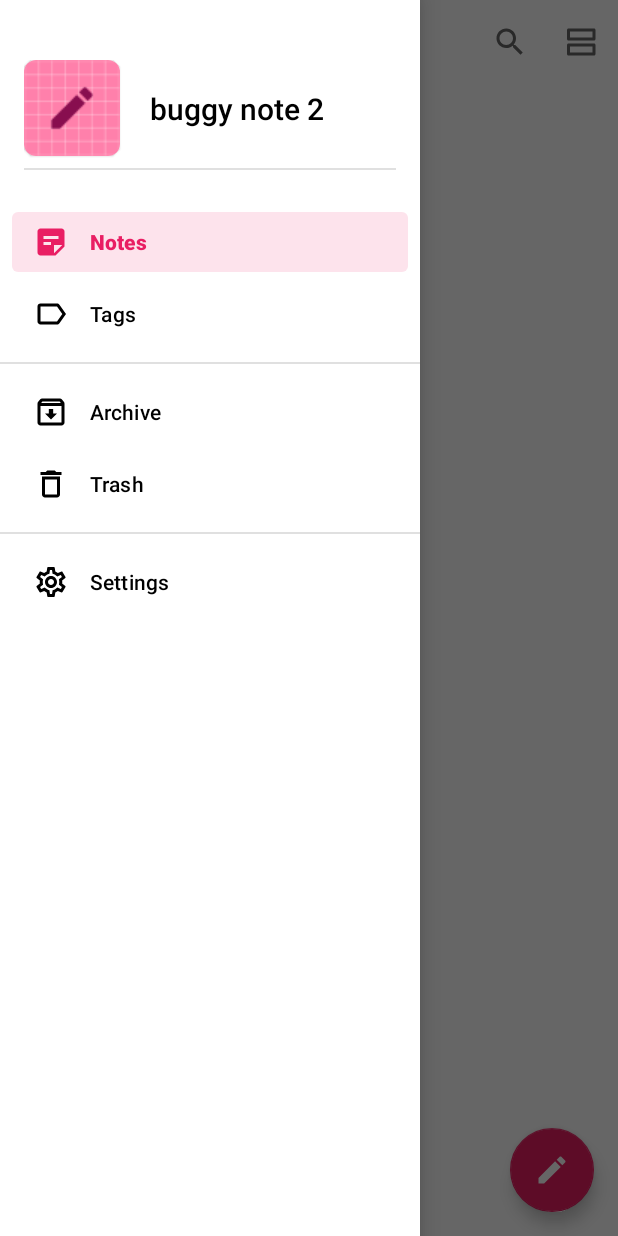
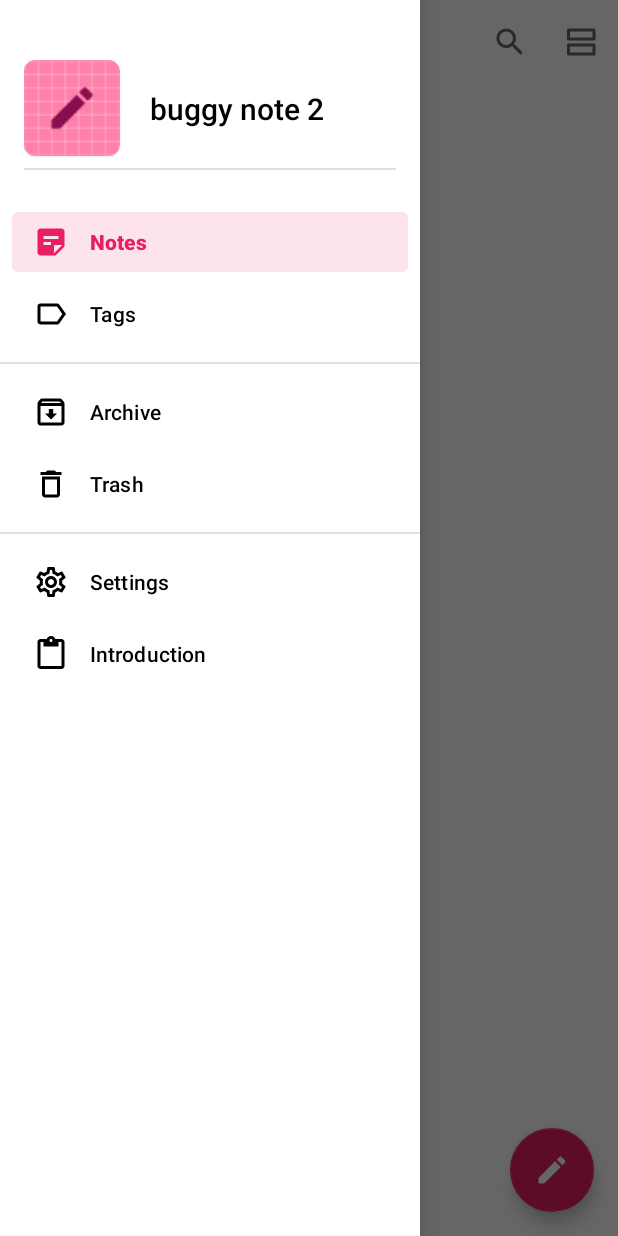
Before and after one commit to ductuan15/buggy-note-v2, an Android app: the BuggyNoteActivity screen opened directly, with no data from a screen before it, with the side drawer open, on a phone screen of 412 x 824 dp. Run offline under Robolectric (Android 15) with nearby library versions, the phone set to English and light mode, and no system bars; our stand-ins replace Room's generated code, Timber, data binding, navigation-ui; libraries missing offline, so code that uses them is left out: io.noties.markwon; 10 statements that could not run were skipped.

Commit message:
Create shortcuts for creating notes

```diff
--- /dev/null
+++ b/app/src/main/res/drawable/ic_baseline_content_paste_24.xml
@@ -0,0 +1,10 @@
+<vector xmlns:android="http://schemas.android.com/apk/res/android"
+    android:width="24dp"
+    android:height="24dp"
+    android:viewportWidth="24"
+    android:viewportHeight="24"
+    android:tint="?attr/colorControlNormal">
+  <path
+      android:fillColor="@android:color/white"
+      android:pathData="M19,2h-4.18C14.4,0.84 13.3,0 12,0c-1.3,0 -2.4,0.84 -2.82,2L5,2c-1.1,0 -2,0.9 -2,2v16c0,1.1 0.9,2 2,2h14c1.1,0 2,-0.9 2,-2L21,4c0,-1.1 -0.9,-2 -2,-2zM12,2c0.55,0 1,0.45 1,1s-0.45,1 -1,1 -1,-0.45 -1,-1 0.45,-1 1,-1zM19,20L5,20L5,4h2v3h10L17,4h2v16z"/>
+</vector>
--- a/app/src/main/res/drawable/ic_baseline_list_alt_24.xml
+++ b/app/src/main/res/drawable/ic_baseline_list_alt_24.xml
@@ -6,6 +6,6 @@
     android:tint="?attr/colorControlNormal"
     android:autoMirrored="true">
   <path
-      android:fillColor="@android:color/white"
+      android:fillColor="@color/pink_500"
       android:pathData="M19,5v14L5,19L5,5h14m1.1,-2L3.9,3c-0.5,0 -0.9,0.4 -0.9,0.9v16.2c0,0.4 0.4,0.9 0.9,0.9h16.2c0.4,0 0.9,-0.5 0.9,-0.9L21,3.9c0,-0.5 -0.5,-0.9 -0.9,-0.9zM11,7h6v2h-6L11,7zM11,11h6v2h-6v-2zM11,15h6v2h-6zM7,7h2v2L7,9zM7,11h2v2L7,13zM7,15h2v2L7,17z"/>
 </vector>
--- a/app/src/main/res/drawable/ic_markdown_mark.xml
+++ b/app/src/main/res/drawable/ic_markdown_mark.xml
@@ -5,10 +5,10 @@
     android:viewportHeight="128">
   <path
       android:pathData="M15,5L193,5A10,10 0,0 1,203 15L203,113A10,10 0,0 1,193 123L15,123A10,10 0,0 1,5 113L5,15A10,10 0,0 1,15 5z"
-      android:strokeWidth="10"
+      android:strokeWidth="15"
       android:fillColor="@android:color/transparent"
-      android:strokeColor="?colorOnSurface"/>
+      android:strokeColor="@color/pink_500"/>
   <path
-      android:fillColor="?colorOnSurface"
+      android:fillColor="@color/pink_500"
       android:pathData="M30,98L30,30h20l20,25 20,-25h20v68L90,98L90,59L70,84 50,59v39zM155,98l-30,-33h20L145,30h20v35h20z"/>
 </vector>
--- a/app/src/main/res/drawable/ic_outline_sticky_note_2_24.xml
+++ b/app/src/main/res/drawable/ic_outline_sticky_note_2_24.xml
@@ -6,6 +6,6 @@
     android:tint="?attr/colorControlNormal"
     android:autoMirrored="true">
   <path
-      android:fillColor="@android:color/white"
+      android:fillColor="@color/pink_500"
       android:pathData="M19,5v9l-5,0l0,5H5V5H19M19,3H5C3.9,3 3,3.9 3,5v14c0,1.1 0.9,2 2,2h10l6,-6V5C21,3.9 20.1,3 19,3zM12,14H7v-2h5V14zM17,10H7V8h10V10z"/>
 </vector>
--- a/app/src/main/res/menu/activity_main_drawer.xml
+++ b/app/src/main/res/menu/activity_main_drawer.xml
@@ -37,5 +37,12 @@
             android:icon="@drawable/ic_outline_settings_24"
             android:title="@string/settings" />
 
+        <item
+            android:checkable="false"
+            android:onClick="showIntro"
+            android:id="@+id/action_show_intro"
+            android:icon="@drawable/ic_baseline_content_paste_24"
+            android:title="@string/introduction" />
+
     </group>
 </menu>
--- a/app/src/main/res/values/strings.xml
+++ b/app/src/main/res/values/strings.xml
@@ -91,4 +91,8 @@
     <string name="title_intro2">Support various types of notes</string>
     <string name="title_intro3">Backup &amp; Restore your notes</string>
     <string name="first_time_key">first_time_key</string>
+    <string name="introduction">Introduction</string>
+    <string name="create_plain_text_label">Create note</string>
+    <string name="create_markdown_label">Create markdown note</string>
+    <string name="create_checklist_label">Create checklist</string>
 </resources>
```
Also changed, not shown: app/src/main/AndroidManifest.xml (+7 -3 lines), app/src/main/java/com/hcmus/clc18se/buggynote2/BuggyNoteActivity.java (+26 -4 lines), app/src/main/java/com/hcmus/clc18se/buggynote2/fragments/NotesFragment.java (+35 -0 lines), app/src/main/res/xml/shortcuts.xml (added, +50 -0 lines).
